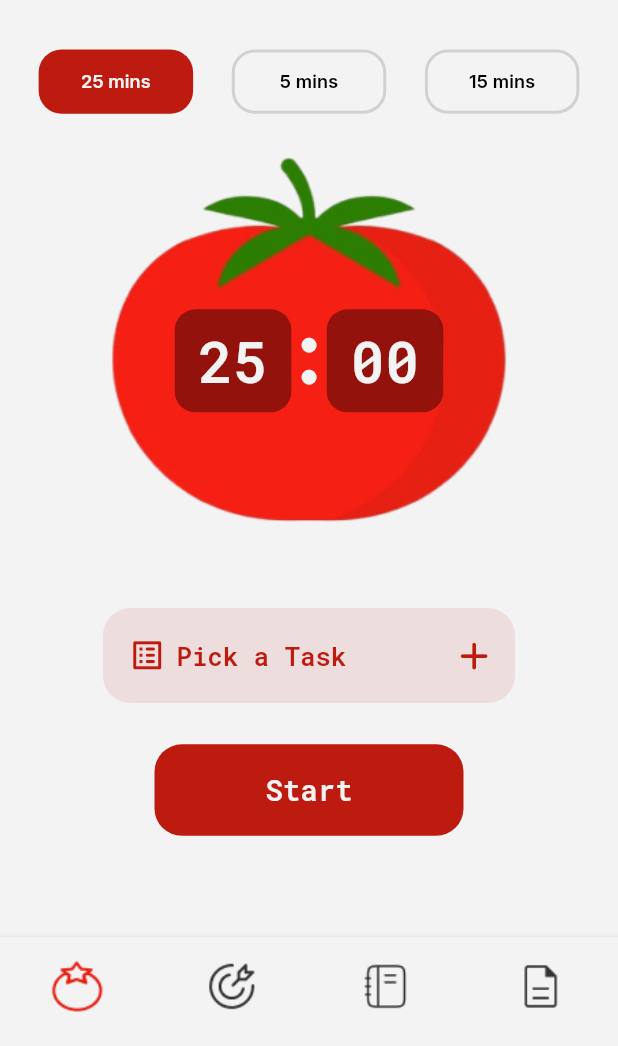
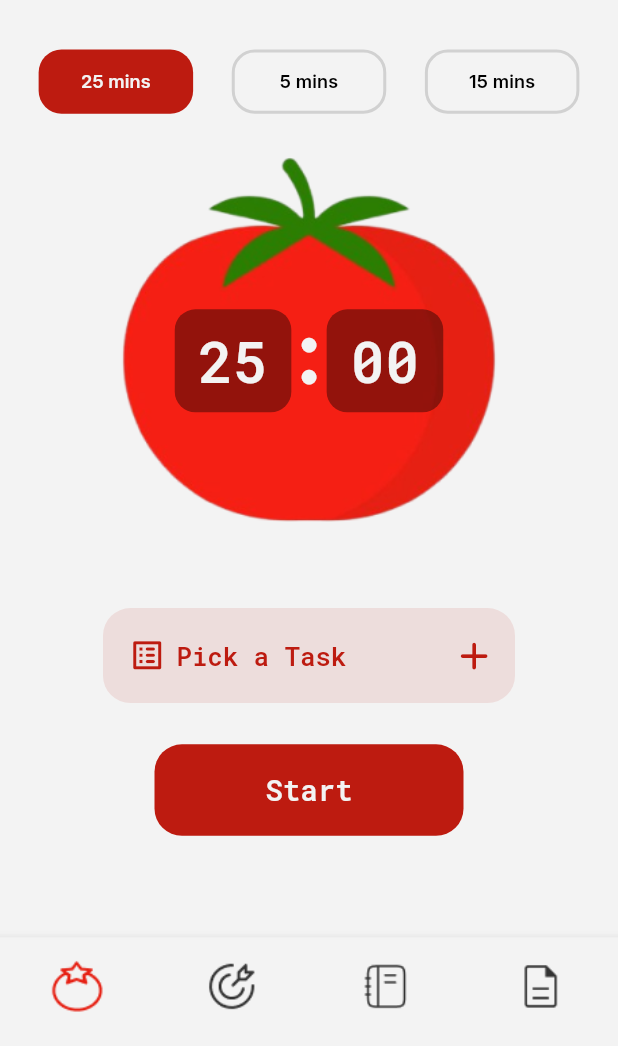
Before and after one commit to Abdusalom-mobile-developer/pomodoro, a Flutter app: the screen it shows after launch, on a phone screen of 412 x 824 dp, the part 190-1236 px from its top. Run offline on Flutter 3.47's test engine with Material 3 defaults, Android fonts, the phone set to English and light mode, and no system bars; our stand-ins replace awesome_notifications, go_router, hive, hive_flutter; missing offline and left inert: back_button_interceptor; accounts and stored records are empty.

Commit message:
Fized the problem related to the size of the Tomato in Home Screen.

```diff
--- a/lib/screens/home.dart
+++ b/lib/screens/home.dart
@@ -290,7 +290,7 @@ class _HomeScreenState extends State<HomeScreen> {
                       child: Image(
                         image: AssetImage(ImgPaths.bigTomato),
                         fit: BoxFit.fill,
-                        width: CustomSize.width(context, 1.1),
+                        height: CustomSize.height(context, 2.3),
                       ),
                     ),
                     Container(
```
